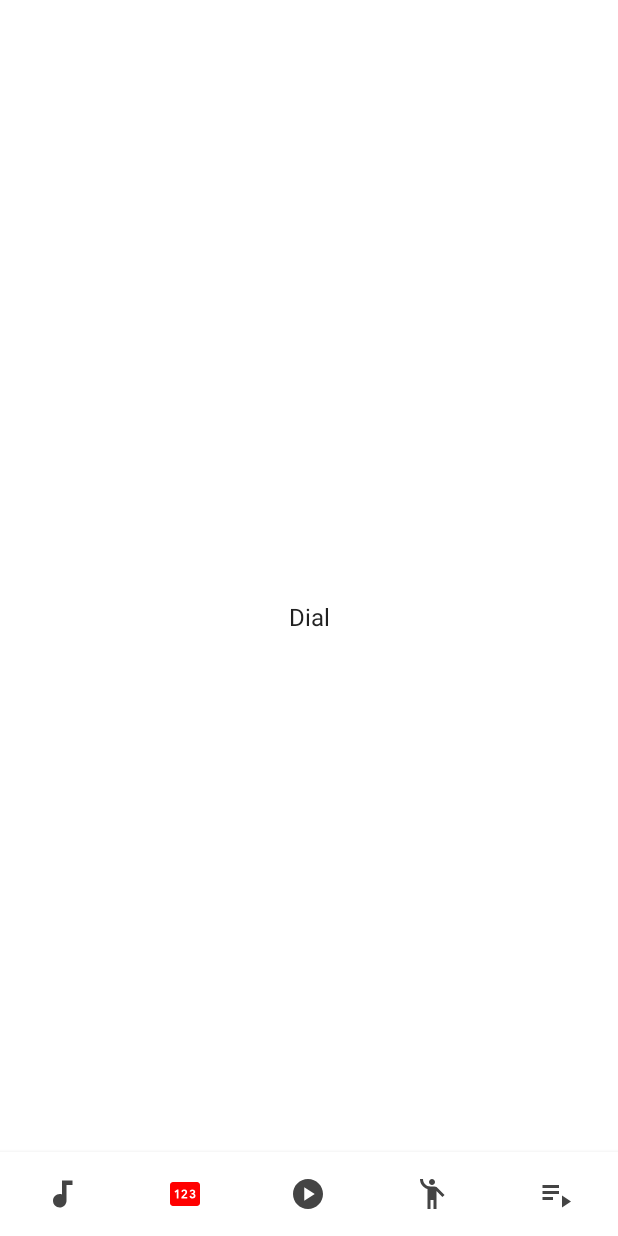
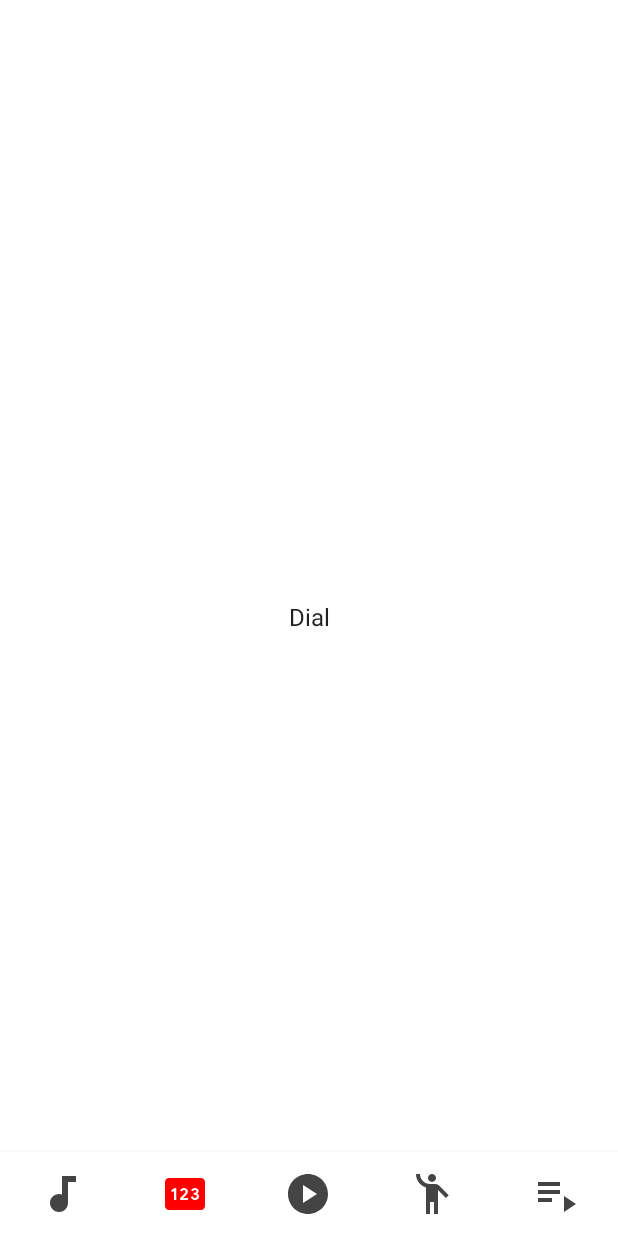
Before and after one commit to mianala/fiderana, an Android app built with Jetpack Compose: the screen it shows after launch (MainActivity), on a phone screen of 412 x 824 dp. Before the commit the screen is almost empty. Run offline under Robolectric (Android 15) with nearby library versions, the phone set to English and light mode, and no system bars.

Commit message:
Increased navigation icon size

```diff
--- a/app/src/main/java/com/mianala/fiderana/MainActivity.kt
+++ b/app/src/main/java/com/mianala/fiderana/MainActivity.kt
@@ -5,6 +5,7 @@ import androidx.activity.ComponentActivity
 import androidx.activity.compose.setContent
 import androidx.compose.foundation.layout.Box
 import androidx.compose.foundation.layout.fillMaxSize
+import androidx.compose.foundation.layout.size
 import androidx.compose.material.*
 import androidx.compose.material.icons.Icons
 import androidx.compose.material.icons.filled.*
@@ -92,7 +93,7 @@ fun NavigationBar(
                 selectedContentColor = Color.Red,
                 unselectedContentColor = Color.DarkGray,
                 icon = {
-                    Icon(imageVector = item.icon, contentDescription = item.name)
+                    Icon(imageVector = item.icon, contentDescription = item.name, modifier = Modifier.size(32.dp))
                 }
             )
 
```
